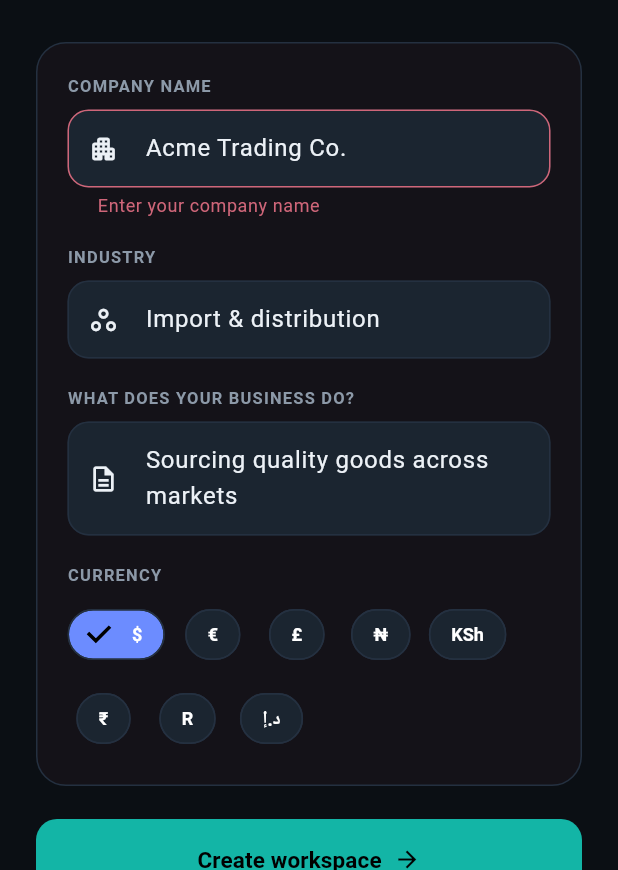
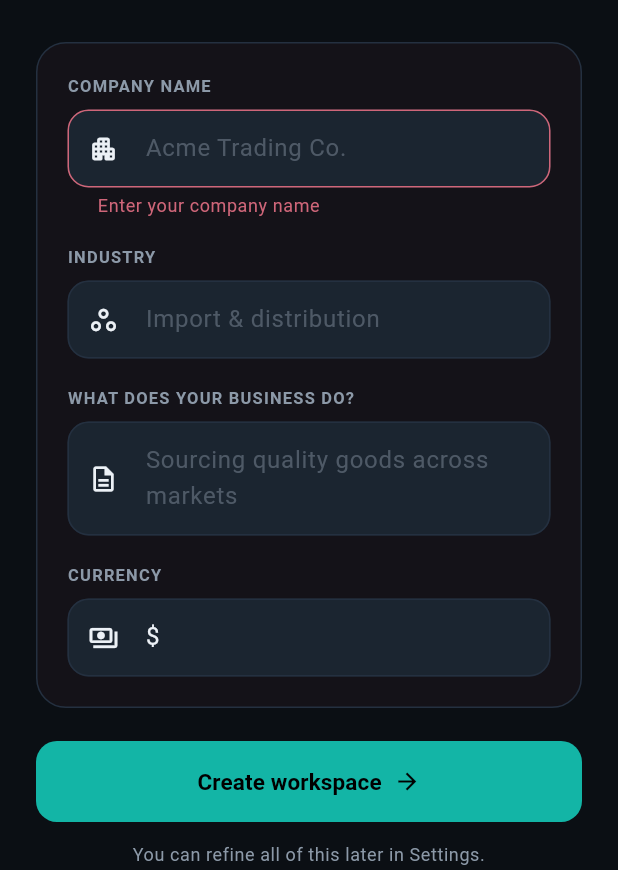
Before and after one commit to kilimoconnect/cereont-app, a Flutter app: the screen it shows once a user with an empty profile is signed in, after a tap on "Create workspace", on a phone screen of 412 x 824 dp, the part 366-1236 px from its top. Run offline on Flutter 3.47's test engine with Material 3 defaults, Android fonts, the phone set to English and light mode, and no system bars; our stand-ins replace supabase_flutter; accounts and stored records are empty; network calls fail.

Commit message:
Mobile: tap-to-dismiss keyboard; onboarding currency as free text + fainter hints; fixed signing key for in-place updates

```diff
--- a/lib/main.dart
+++ b/lib/main.dart
@@ -36,6 +36,15 @@
         theme: AppTheme.light,
         darkTheme: AppTheme.dark,
         themeMode: ThemeMode.dark,
+        // Tap anywhere outside a field to dismiss the keyboard (app-wide).
+        builder: (context, child) => GestureDetector(
+          behavior: HitTestBehavior.translucent,
+          onTap: () {
+            final f = FocusManager.instance.primaryFocus;
+            if (f != null && f.hasFocus) f.unfocus();
+          },
+          child: child,
+        ),
         home: const AuthGate(),
       ),
     );
--- a/lib/screens/onboarding_screen.dart
+++ b/lib/screens/onboarding_screen.dart
@@ -19,17 +19,16 @@
   final _name = TextEditingController();
   final _industry = TextEditingController();
   final _tagline = TextEditingController();
-  String _currency = r'$';
+  final _currency = TextEditingController(text: r'$');
   bool _saving = false;
   String? _error;
-
-  static const _currencies = [r'$', '€', '£', '₦', 'KSh', '₹', 'R', 'د.إ'];
 
   @override
   void dispose() {
     _name.dispose();
     _industry.dispose();
     _tagline.dispose();
+    _currency.dispose();
     super.dispose();
   }
 
@@ -47,7 +46,9 @@
             productsServices: const [],
             departments: const [],
             goals: const [],
-            currency: _currency,
+            currency: _currency.text.trim().isEmpty
+                ? r'$'
+                : _currency.text.trim(),
           ));
     } catch (e) {
       setState(() => _error = 'Could not create your company. $e');
@@ -156,20 +157,11 @@
                             maxLines: 2,
                           ),
                           const SizedBox(height: 18),
-                          Text('CURRENCY',
-                              style: _labelStyle(context)),
-                          const SizedBox(height: 8),
-                          Wrap(
-                            spacing: 8,
-                            runSpacing: 8,
-                            children: _currencies
-                                .map((c) => ChoiceChip(
-                                      label: Text(c),
-                                      selected: _currency == c,
-                                      onSelected: (_) =>
-                                          setState(() => _currency = c),
-                                    ))
-                                .toList(),
+                          _Field(
+                            label: 'Currency',
+                            hint: r'e.g. $, KSh, ₦, €',
+                            controller: _currency,
+                            icon: Icons.payments_outlined,
                           ),
                         ],
                       ),
@@ -242,12 +234,6 @@
     );
   }
 
-  static TextStyle _labelStyle(BuildContext context) => TextStyle(
-        fontSize: 11,
-        fontWeight: FontWeight.w700,
-        letterSpacing: 0.8,
-        color: Theme.of(context).textTheme.bodySmall?.color,
-      );
 }
 
 /// A labeled text field with an icon — consistent, professional styling.
@@ -288,8 +274,18 @@
           maxLines: maxLines,
           textCapitalization: textCapitalization,
           validator: validator,
+          textInputAction:
+              maxLines == 1 ? TextInputAction.next : TextInputAction.newline,
           decoration: InputDecoration(
             hintText: hint,
+            hintStyle: TextStyle(
+              color: Theme.of(context)
+                  .textTheme
+                  .bodySmall
+                  ?.color
+                  ?.withValues(alpha: 0.45),
+              fontWeight: FontWeight.w400,
+            ),
             prefixIcon: Icon(icon, size: 20),
             isDense: true,
           ),
```
Also changed, not shown: 2 other files.
